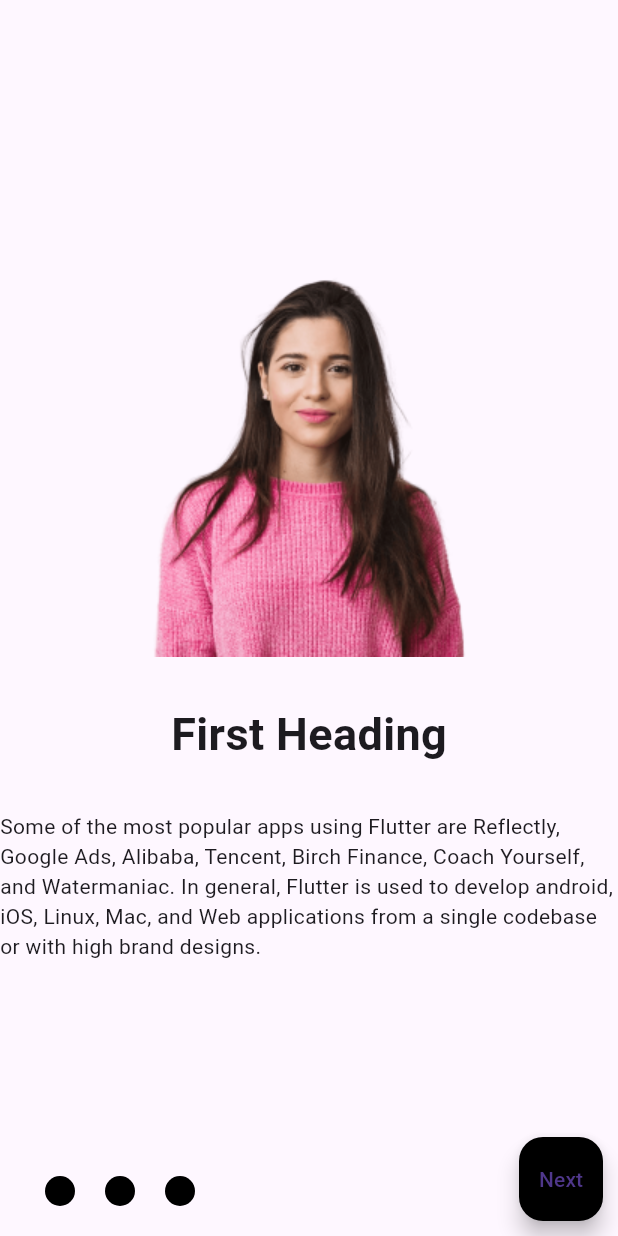
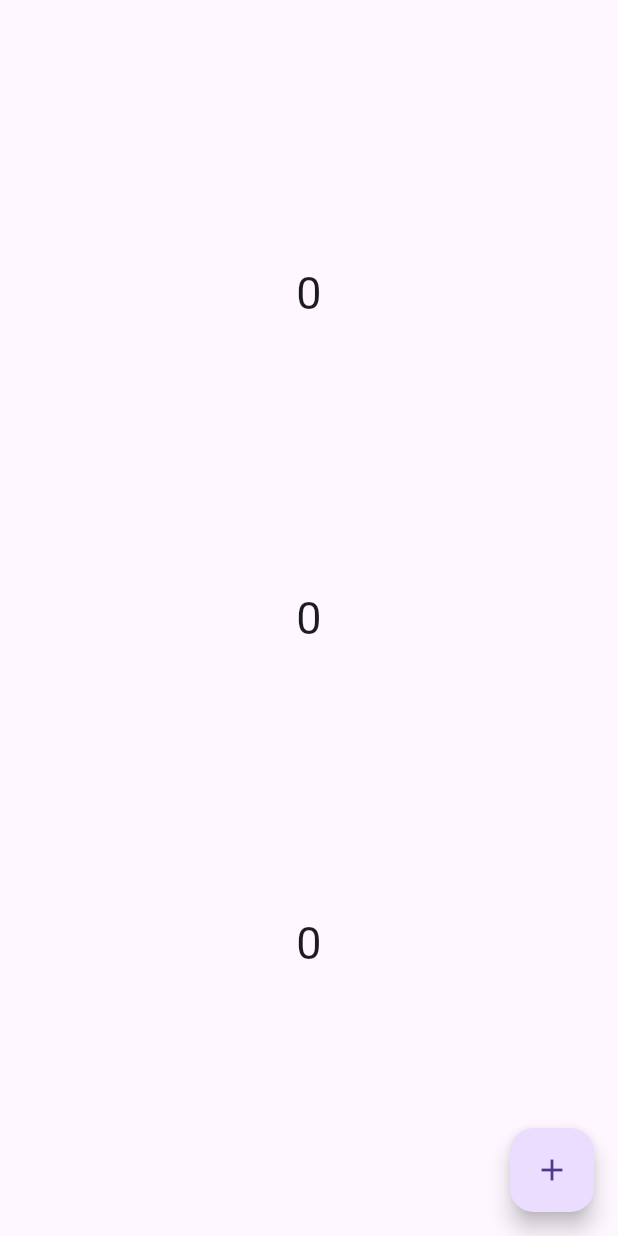
Before and after one commit to infoenum-testing/flutter_session, a Flutter app: the screen it shows after launch, on a phone screen of 412 x 824 dp. Run offline on Flutter 3.47's test engine with Material 3 defaults, Android fonts, the phone set to English and light mode, and no system bars; our stand-ins replace get; missing offline and left inert: dart:ffi.

Commit message:
working on getx

```diff
--- /dev/null
+++ b/lib/controller/getx_controller.dart
@@ -0,0 +1,16 @@
+import 'package:get/get.dart';
+
+class GetxdemoController extends GetxController {
+  int counter = 0;
+
+  void addFunction() {
+    counter++;
+    update();
+  }
+
+  RxInt cout = 0.obs;
+
+  void addFunctionRective() {
+    cout++;
+  }
+}
--- a/lib/main.dart
+++ b/lib/main.dart
@@ -11,6 +11,7 @@ import 'package:flutter_application_demo/screens/bottom_navigation_bar.dart';
 import 'package:flutter_application_demo/screens/button_screen.dart';
 import 'package:flutter_application_demo/screens/flexible_and_expanded.dart';
 import 'package:flutter_application_demo/screens/form_validation.dart';
+import 'package:flutter_application_demo/screens/getx_demo.dart';
 import 'package:flutter_application_demo/screens/home_page.dart';
 import 'package:flutter_application_demo/screens/home_screen.dart';
 import 'package:flutter_application_demo/screens/onbording_screen.dart';
@@ -21,6 +22,8 @@ import 'package:flutter_application_demo/screens/show_bottomsheet.dart';
 import 'package:flutter_application_demo/screens/snackbar_screen.dart';
 import 'package:flutter_application_demo/screens/stack_screen.dart';
 import 'package:flutter_application_demo/screens/tabbar_screen.dart';
+import 'package:get/get.dart';
+// import 'package:get/route_manager.dart';
 
 void main() {
   runApp(MyApp());
@@ -31,10 +34,10 @@ class MyApp extends StatelessWidget {
 
   @override
   Widget build(BuildContext context) {
-    return MaterialApp(
+    return GetMaterialApp(
       title: "prakhar",
       debugShowCheckedModeBanner: false,
-      home: OnbordingScreen(),
+      home: GetxDemo(),
       // initialRoute: RouteName.firstscreen,
       // routes: {
       //   FirstRoutScreen.id: (context) => FirstRoutScreen(),
--- /dev/null
+++ b/lib/screens/getx_demo.dart
@@ -0,0 +1,46 @@
+import 'package:flutter/material.dart';
+import 'package:flutter_application_demo/controller/getx_controller.dart';
+import 'package:get/get_state_manager/get_state_manager.dart';
+import 'package:get/instance_manager.dart';
+
+class GetxDemo extends StatelessWidget {
+  GetxDemo({super.key});
+
+  var getxdemoController = Get.put(GetxdemoController());
+  @override
+  Widget build(BuildContext context) {
+    return Scaffold(
+      body: Column(
+        mainAxisAlignment: MainAxisAlignment.spaceEvenly,
+        children: [
+          GetBuilder(
+              init: getxdemoController,
+              builder: (controller) {
+                return Center(
+                    child: Text(
+                  "${getxdemoController.counter}",
+                  style: TextStyle(fontSize: 30),
+                ));
+              }),
+          Obx(() => Text(
+                "${getxdemoController.cout}",
+                style: TextStyle(fontSize: 30),
+              )),
+          GetX(
+              init: getxdemoController,
+              builder: (controller) => Text(
+                    "${controller.cout}",
+                    style: TextStyle(fontSize: 30),
+                  ))
+        ],
+      ),
+      floatingActionButton: FloatingActionButton(
+        onPressed: () {
+          // getxdemoController.addFunction();
+          getxdemoController.addFunctionRective();
+        },
+        child: Icon(Icons.add),
+      ),
+    );
+  }
+}
--- a/pubspec.yaml
+++ b/pubspec.yaml
@@ -32,6 +32,7 @@ dependencies:
   flutter:
     sdk: flutter
   http: ^1.1.0
+  get: ^4.6.6
 
 dev_dependencies:
 
```
Also changed, not shown: pubspec.lock.
